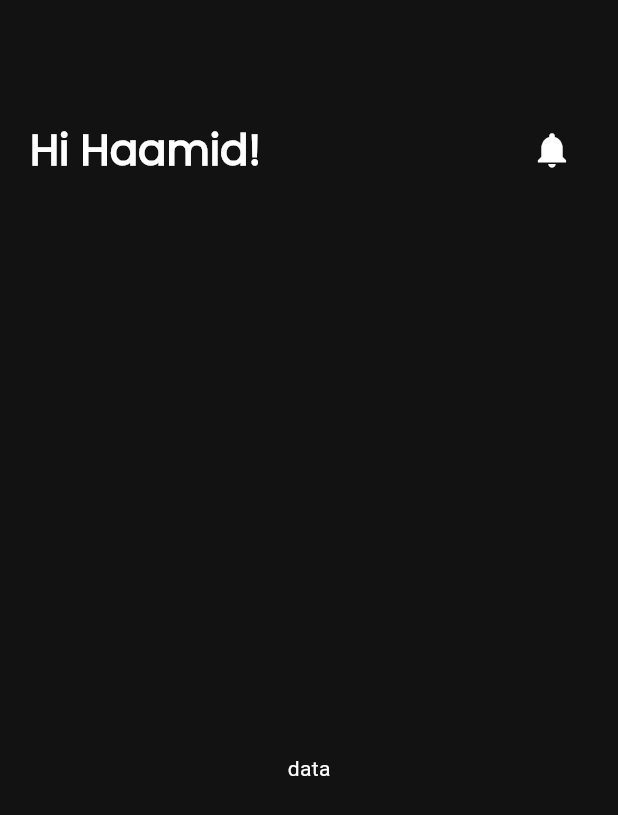
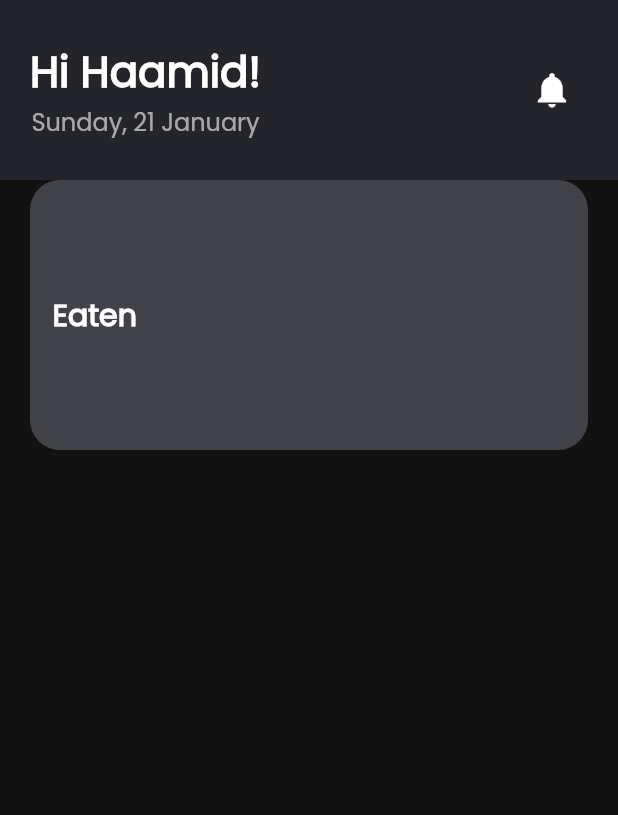
Before and after one commit to Hames-1616/diabetes_Flutter, a Flutter app: the HomePage screen opened directly, on a phone screen of 412 x 824 dp. Shown: the top 815 px of the screen. Run offline on Flutter 3.47's test engine with Material 3 defaults, Android fonts, the phone set to English and light mode, and no system bars; our stand-ins replace chips_choice, dio, flutter_riverpod, fpdart, shared_preferences; missing offline and left inert: animated_snack_bar; accounts and stored records are empty.

Commit message:
📦 NEW: HomeScreen UI building

```diff
--- a/lib/features/home/screens/HomePage.dart
+++ b/lib/features/home/screens/HomePage.dart
@@ -1,7 +1,9 @@
 import 'package:diabetes_app/core/dimensions.dart';
 import 'package:diabetes_app/core/responsive_text.dart';
+import 'package:diabetes_app/core/themes.dart';
 import 'package:flutter/material.dart';
 import 'package:flutter_riverpod/flutter_riverpod.dart';
+import 'package:intl/intl.dart';
 
 class HomePage extends ConsumerStatefulWidget {
   const HomePage({super.key});
@@ -15,7 +17,8 @@ class _HomePageState extends ConsumerState<HomePage> {
   Widget build(BuildContext context) {
     return Scaffold(
       appBar: AppBar(
-        toolbarHeight: MediaQuery.of(context).size.height / hei(context, 200),
+        backgroundColor: primaryColor,
+        toolbarHeight: MediaQuery.of(context).size.height / hei(context, 120),
         actions: [
           Container(
             padding: const EdgeInsets.all(20),
@@ -23,7 +26,8 @@ class _HomePageState extends ConsumerState<HomePage> {
             child: Row(
               mainAxisAlignment: MainAxisAlignment.spaceBetween,
               children: [
-                Row(
+                Column(
+                  mainAxisAlignment: MainAxisAlignment.center,
                   children: [
                     ResponsiveText(
                         text: "Hi Haamid!",
@@ -33,12 +37,12 @@ class _HomePageState extends ConsumerState<HomePage> {
                           fontSize: 28,
                         )),
                     ResponsiveText(
-                        text: "${DateFormat('EEEE').format(DateTime.now())}",
+                        text:
+                            "${DateFormat('EEEE').format(DateTime.now())}, ${DateFormat('dd').format(DateTime.now())} ${DateFormat('MMMM').format(DateTime.now())}",
                         style: const TextStyle(
-                          fontWeight: FontWeight.bold,
-                          fontFamily: "poppins",
-                          fontSize: 28,
-                        )),
+                            fontFamily: "poppins",
+                            fontSize: 16,
+                            color: Colors.white60)),
                   ],
                 ),
                 IconButton(
@@ -52,9 +56,37 @@ class _HomePageState extends ConsumerState<HomePage> {
           )
         ],
       ),
-      body: Center(
-        child: Text("data"),
-      ),
+      body: SingleChildScrollView(
+        child: Column(
+          children: [
+            Container(
+              height: MediaQuery.of(context).size.height/hei(context, 180),
+              margin: const EdgeInsets.only(left: 20,right: 20),
+              decoration: BoxDecoration(
+                borderRadius: BorderRadius.circular(20),
+                color: secondaryColor
+              ),
+              child: Row(
+                children: [
+                  Container(
+                    padding: const EdgeInsets.only(left: 15),
+                    child: Column(
+                      mainAxisAlignment: MainAxisAlignment.center,
+                      children: [
+                        ResponsiveText(
+                            text: "Eaten",
+                            style: const TextStyle(fontFamily: "poppins",fontSize: 20,fontWeight: FontWeight.bold),
+                          ),
+
+                      ],
+                    ),
+                  )
+                ],
+              ),
+            )
+          ],
+        ),
+      )
     );
   }
 }
```
